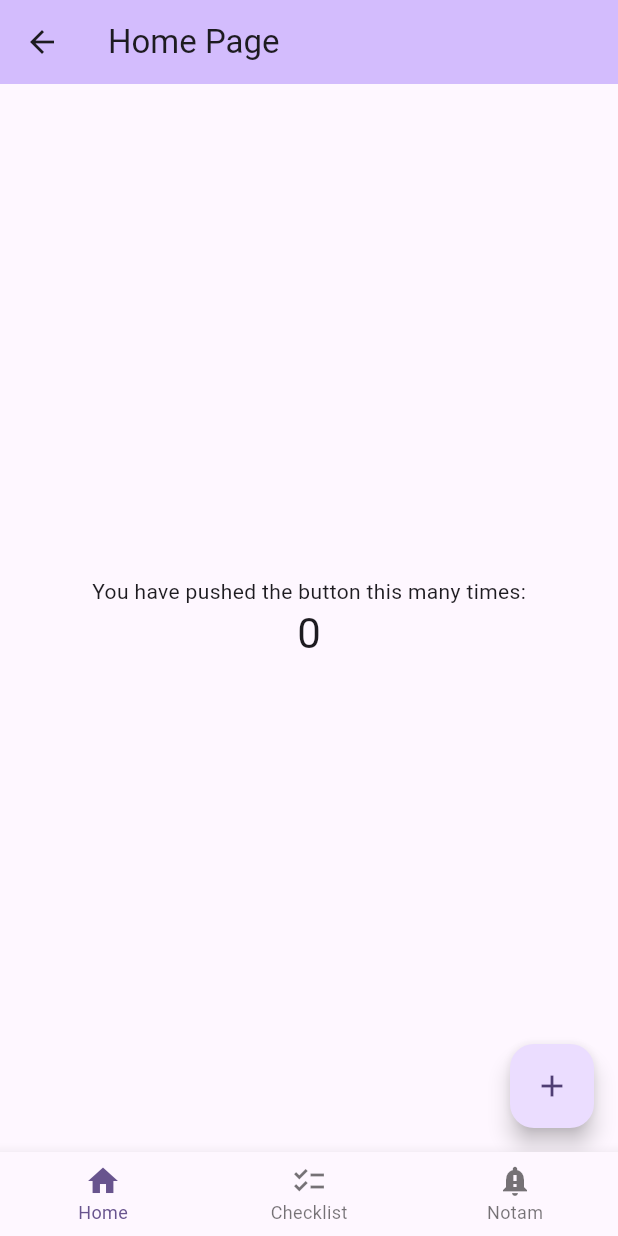
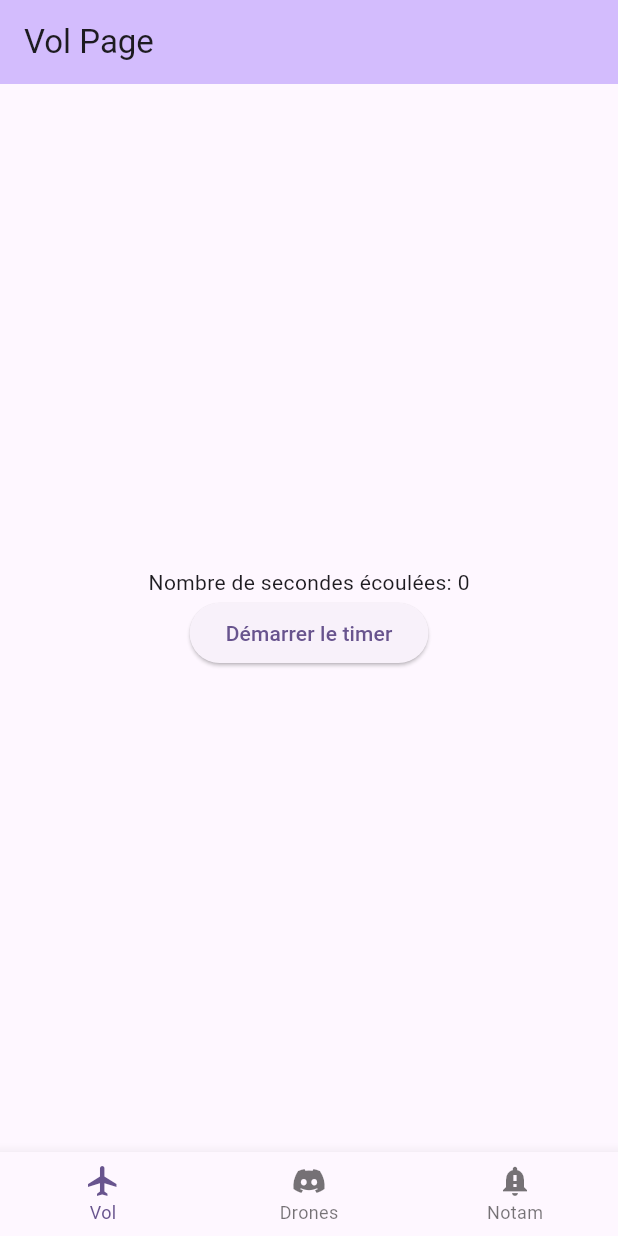
Before and after one commit to l3miage-tornambd/trainingflutter, a Flutter app: the CustomBottomBar screen opened directly, on a phone screen of 412 x 824 dp. Run offline on Flutter 3.47's test engine with Material 3 defaults, Android fonts, the phone set to English and light mode, and no system bars; our stand-ins replace webview_flutter.

Commit message:
On refait tout proprement. Ajout vol, drone, userprofil model/page/provider

```diff
--- /dev/null
+++ b/lib/models/Drone.dart
@@ -0,0 +1,16 @@
+import 'CheckList.dart';
+
+class Drone {
+  int id;
+  String name;
+  String model;
+  CheckList checkList;
+
+  Drone({
+    required this.id,
+    required this.name,
+    required this.model,
+    required this.checkList,
+  });
+
+}
--- /dev/null
+++ b/lib/models/UserProfil.dart
@@ -0,0 +1,9 @@
+import 'Drone.dart';
+
+class UserProfil {
+  final int id;
+  final String name;
+  final List<Drone> drones;
+
+  UserProfil({required this.id, required this.name, required this.drones});
+}
--- /dev/null
+++ b/lib/models/Vol.dart
@@ -0,0 +1,13 @@
+import 'Drone.dart';
+
+class Vol {
+  int id;
+  int duree;
+  Drone drone;
+
+  Vol({
+    required this.id,
+    required this.duree,
+    required this.drone,
+  });
+}
--- a/lib/pages/CheckListItemPage.dart
+++ b/lib/pages/CheckListItemPage.dart
@@ -1,7 +1,8 @@
+/*
 import 'package:flutter/material.dart';
 import 'package:provider/provider.dart';
 
-import '../models/CheckListNotifier.dart';
+import '../providers/CheckListNotifier.dart';
 
 class CheckListItemPage extends StatelessWidget {
   final CheckList checkList;
@@ -70,3 +71,4 @@ class CheckListItemPage extends StatelessWidget {
     );
   }
 }
+*/
--- a/lib/pages/CheckListsPage.dart
+++ b/lib/pages/CheckListsPage.dart
@@ -1,5 +1,7 @@
+/*
+
 import 'package:flutter/material.dart';
-import 'package:projects/models/CheckListNotifier.dart';
+import 'package:projects/providers/CheckListNotifier.dart';
 import 'package:projects/pages/CheckListItemPage.dart';
 import 'package:provider/provider.dart';
 
@@ -63,3 +65,4 @@ class _CheckListsPageState extends State<CheckListsPage> {
     );
   }
 }
+*/
--- a/lib/pages/HomePage.dart
+++ /dev/null
@@ -1,84 +0,0 @@
-import 'package:flutter/material.dart';
-
-class HomePage extends StatefulWidget {
-  final String title;
-
-  const HomePage({super.key, required this.title});
-  // This widget is the home page of your application. It is stateful, meaning
-  // that it has a State object (defined below) that contains fields that affect
-  // how it looks.
-
-  // This class is the configuration for the state. It holds the values (in this
-  // case the title) provided by the parent (in this case the App widget) and
-  // used by the build method of the State. Fields in a Widget subclass are
-  // always marked "final".
-
-
-  @override
-  State<HomePage> createState() => _HomePageState();
-}
-
-class _HomePageState extends State<HomePage> {
-  int _counter = 0;
-
-  void _incrementCounter() {
-    setState(() {
-      // This call to setState tells the Flutter framework that something has
-      // changed in this State, which causes it to rerun the build method below
-      // so that the display can reflect the updated values. If we changed
-      // _counter without calling setState(), then the build method would not be
-      // called again, and so nothing would appear to happen.
-      _counter++;
-    });
-  }
-
-  @override
-  Widget build(BuildContext context) {
-    // This method is rerun every time setState is called, for instance as done
-    // by the _incrementCounter method above.
-    //
-    // The Flutter framework has been optimized to make rerunning build methods
-    // fast, so that you can just rebuild anything that needs updating rather
-    // than having to individually change instances of widgets.
-    return Scaffold(
-      appBar: AppBar(
-        backgroundColor: Theme.of(context).colorScheme.inversePrimary,
-        title: Text(widget.title),
-      ),
-      body: Center(
-        // Center is a layout widget. It takes a single child and positions it
-        // in the middle of the parent.
-        child: Column(
-          // Column is also a layout widget. It takes a list of children and
-          // arranges them vertically. By default, it sizes itself to fit its
-          // children horizontally, and tries to be as tall as its parent.
-          //
-          // Column has various properties to control how it sizes itself and
-          // how it positions its children. Here we use mainAxisAlignment to
-          // center the children vertically; the main axis here is the vertical
-          // axis because Columns are vertical (the cross axis would be
-          // horizontal).
-          //
-          // TRY THIS: Invoke "debug painting" (choose the "Toggle Debug Paint"
-          // action in the IDE, or press "p" in the console), to see the
-          // wireframe for each widget.
-          mainAxisAlignment: MainAxisAlignment.center,
-          children: <Widget>[
-            const Text(
-              'You have pushed the button this many times:',
-            ),
-            Text(
-              '$_counter',
-              style: Theme.of(context).textTheme.headlineMedium,
-            ),
-          ],
-        ),
-      ),
-      floatingActionButton: FloatingActionButton(
-        onPressed: _incrementCounter,
-        tooltip: 'Increment',
-        child: const Icon(Icons.add),
-      ), // This trailing comma makes auto-formatting nicer for build methods.
-    );
-  }
-}
--- a/lib/pages/TestPage.dart
+++ b/lib/pages/TestPage.dart
@@ -1,3 +1,4 @@
+/*
 import 'package:flutter/material.dart';
 import 'package:provider/provider.dart';
 
@@ -189,4 +190,4 @@ class TestPage extends StatelessWidget {
       ),
     );
   }
-}
+}*/
--- /dev/null
+++ b/lib/pages/VolPage.dart
@@ -0,0 +1,47 @@
+import 'package:flutter/material.dart';
+import 'package:provider/provider.dart';
+
+import '../providers/TimerProvider.dart';
+
+class VolPage extends StatefulWidget {
+  final String title;
+
+  const VolPage({super.key, required this.title});
+
+  @override
+  State<VolPage> createState() => _VolPageState();
+}
+
+class _VolPageState extends State<VolPage> {
+
+  @override
+  Widget build(BuildContext context) {
+    final timerProvider = Provider.of<TimerProvider>(context);
+
+    return Scaffold(
+      appBar: AppBar(
+        backgroundColor: Theme
+            .of(context)
+            .colorScheme
+            .inversePrimary,
+        title: Text(widget.title),
+      ),
+      body: Center(
+        child: Column(
+          mainAxisAlignment: MainAxisAlignment.center,
+          children: [
+            Text('Nombre de secondes écoulées: ${timerProvider.counter}'),
+            if (timerProvider.isTimerRunning)
+              ElevatedButton(
+                  onPressed: timerProvider.stopTimer,
+                  child: Text('Arrêter le timer'))
+            else
+              ElevatedButton(
+                  onPressed: timerProvider.startTimer,
+                  child: Text('Démarrer le timer'))
+          ]
+        ),
+      ),
+    );
+  }
+}
--- /dev/null
+++ b/lib/providers/TimerProvider.dart
@@ -0,0 +1,32 @@
+import 'dart:async';
+
+import 'package:flutter/material.dart';
+
+class TimerProvider with ChangeNotifier {
+  int _counter = 0;
+  Timer? _timer;
+  bool _isTimerRunning = false;
+
+  int get counter => _counter;
+
+  bool get isTimerRunning => _isTimerRunning;
+
+  void startTimer() {
+
+    if (_isTimerRunning) return; // Éviter les doubles timers
+
+    _isTimerRunning = true;
+    _counter = 0;
+    _timer = Timer.periodic(Duration(seconds: 1), (timer) {
+      _counter++;
+      notifyListeners(); // Notifie les widgets utilisant ce provider
+    });
+  }
+
+  void stopTimer() {
+    _isTimerRunning = false;
+    _timer?.cancel();
+    _timer = null;
+    notifyListeners();
+  }
+}
--- a/lib/widgets/CustomBottomBar.dart
+++ b/lib/widgets/CustomBottomBar.dart
@@ -1,7 +1,8 @@
 import 'package:flutter/material.dart';
-import 'package:projects/pages/CheckListsPage.dart';
-import 'package:projects/pages/HomePage.dart';
+import 'package:projects/pages/VolPage.dart';
 import 'package:projects/pages/NotamPage.dart';
+
+import '../pages/DronePage.dart';
 
 class CustomBottomBar extends StatefulWidget {
   const CustomBottomBar({super.key});
@@ -20,8 +21,8 @@ class _CustomBottomBarState extends State<CustomBottomBar> {
     super.initState();
 
     customBody = [
-      HomePage(title: 'Home Page'),
-      CheckListsPage(title: 'Checklist'),
+      VolPage(title: 'Vol Page'),
+      DronePage(title: 'Drone Page'),
       NotamPage(url: 'https://sofia-briefing.aviation-civile.gouv.fr/sofia/pages/notamadminmenu.html',title: 'Sofia-Briefing Notam')
     ];
   }
@@ -44,12 +45,12 @@ class _CustomBottomBarState extends State<CustomBottomBar> {
         onTap: _onItemTapped,
         items: const <BottomNavigationBarItem>[
           BottomNavigationBarItem(
-            icon: Icon(Icons.home),
-            label: 'Home',
+            icon: Icon(Icons.flight_outlined), // Icon pour l'avion
+            label: 'Vol',
           ),
           BottomNavigationBarItem(
-            icon: Icon(Icons.checklist),
-            label: 'Checklist',
+            icon: Icon(Icons.discord_rounded),
+            label: 'Drones',
           ),
           BottomNavigationBarItem(
             icon: Icon(Icons.notification_important),
```
Also changed, not shown: lib/main.dart (+10 -20 lines), lib/models/CheckList.dart (added, +27 -0 lines), lib/pages/DronePage.dart (added, +187 -0 lines), lib/providers/CheckListNotifier.dart (renamed from lib/models/CheckListNotifier.dart, +2 -24 lines), lib/providers/UserProvider.dart (added, +89 -0 lines), lib/providers/CheckListProvider.dart (added).
